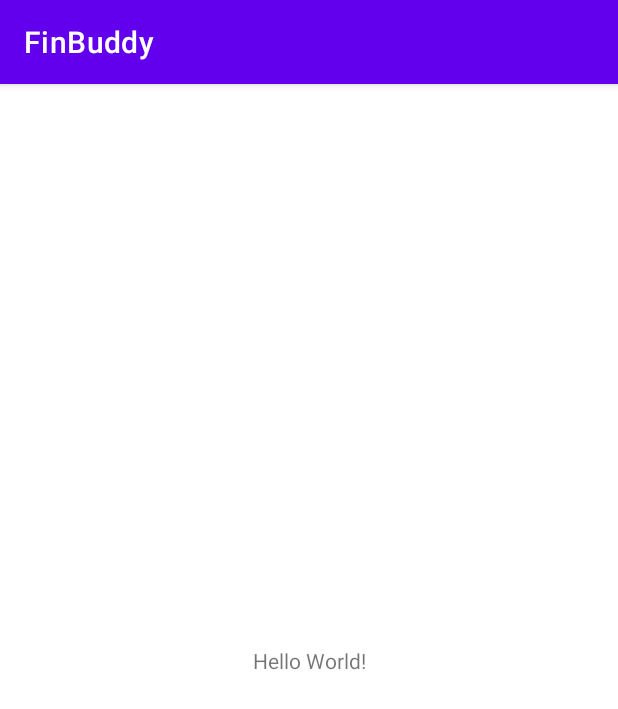
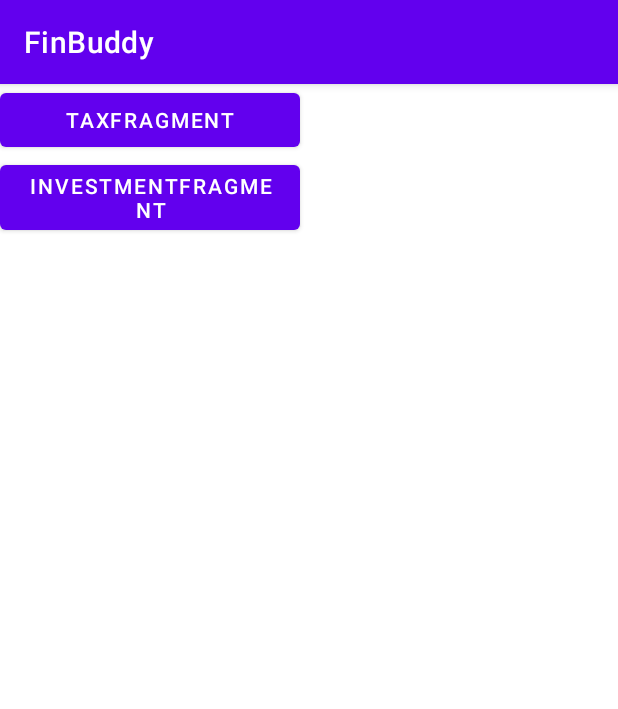
Before and after one commit to abhirishi0805/FinBuddy, an Android app: the screen it shows after launch (MainActivity), on a phone screen of 412 x 824 dp. Shown: the top 709 px of the screen. Run offline under Robolectric (Android 15) with nearby library versions, the phone set to English and light mode, and no system bars.

Commit message:
Created basic fragments

```diff
--- a/app/build.gradle
+++ b/app/build.gradle
@@ -33,6 +33,9 @@ dependencies {
     implementation 'androidx.appcompat:appcompat:1.4.1'
     implementation 'com.google.android.material:material:1.5.0'
     implementation 'androidx.constraintlayout:constraintlayout:2.1.3'
+    implementation 'androidx.cardview:cardview:1.0.0'
+    implementation 'androidx.gridlayout:gridlayout:1.0.0'
+    implementation 'com.github.bumptech.glide:glide:3.7.0'
     testImplementation 'junit:junit:4.+'
     androidTestImplementation 'androidx.test.ext:junit:1.1.3'
     androidTestImplementation 'androidx.test.espresso:espresso-core:3.4.0'
--- a/app/src/main/AndroidManifest.xml
+++ b/app/src/main/AndroidManifest.xml
@@ -9,7 +9,8 @@
         android:roundIcon="@mipmap/ic_launcher_round"
         android:supportsRtl="true"
         android:theme="@style/Theme.FinBuddy">
-        <activity android:name=".MainActivity">
+        <activity android:name=".Activity.SplashActivity"></activity>
+        <activity android:name=".Activity.MainActivity">
             <intent-filter>
                 <action android:name="android.intent.action.MAIN" />
 
--- a/app/src/main/java/com/example/finbuddy/MainActivity.java
+++ b/app/src/main/java/com/example/finbuddy/Activity/MainActivity.java
@@ -1,9 +1,12 @@
-package com.example.finbuddy;
+package com.example.finbuddy.Activity;
 
 import androidx.appcompat.app.AppCompatActivity;
 import androidx.appcompat.app.AppCompatDelegate;
 
 import android.os.Bundle;
+
+import com.example.finbuddy.Fragments.HomeScreen;
+import com.example.finbuddy.R;
 
 public class MainActivity extends AppCompatActivity {
 
@@ -12,5 +15,7 @@ public class MainActivity extends AppCompatActivity {
         super.onCreate(savedInstanceState);
         setContentView(R.layout.activity_main);
         AppCompatDelegate.setDefaultNightMode(AppCompatDelegate.MODE_NIGHT_NO);
+        getSupportFragmentManager().beginTransaction().replace(R.id.frame_container,
+                new HomeScreen()).commit();
     }
 }
--- /dev/null
+++ b/app/src/main/java/com/example/finbuddy/Fragments/HomeScreen.java
@@ -0,0 +1,20 @@
+package com.example.finbuddy.Fragments;
+
+import android.os.Bundle;
+import android.view.LayoutInflater;
+import android.view.View;
+import android.view.ViewGroup;
+
+import androidx.annotation.Nullable;
+import androidx.fragment.app.Fragment;
+
+import com.example.finbuddy.R;
+
+public class HomeScreen extends Fragment {
+    @Nullable
+    @Override
+    public View onCreateView(LayoutInflater inflater, @Nullable ViewGroup container, @Nullable Bundle savedInstanceState) {
+        View view = inflater.inflate(R.layout.fragment_home, container, false);
+        return view;
+    }
+}
--- a/app/src/main/res/layout/activity_main.xml
+++ b/app/src/main/res/layout/activity_main.xml
@@ -1,18 +1,12 @@
 <?xml version="1.0" encoding="utf-8"?>
-<androidx.constraintlayout.widget.ConstraintLayout xmlns:android="http://schemas.android.com/apk/res/android"
+<RelativeLayout xmlns:android="http://schemas.android.com/apk/res/android"
     xmlns:app="http://schemas.android.com/apk/res-auto"
     xmlns:tools="http://schemas.android.com/tools"
     android:layout_width="match_parent"
     android:layout_height="match_parent"
-    tools:context=".MainActivity">
-
-    <TextView
-        android:layout_width="wrap_content"
-        android:layout_height="wrap_content"
-        android:text="Hello World!"
-        app:layout_constraintBottom_toBottomOf="parent"
-        app:layout_constraintLeft_toLeftOf="parent"
-        app:layout_constraintRight_toRightOf="parent"
-        app:layout_constraintTop_toTopOf="parent" />
-
-</androidx.constraintlayout.widget.ConstraintLayout>
+    tools:context=".Activity.MainActivity">
+    <FrameLayout
+        android:layout_width="match_parent"
+        android:layout_height="match_parent"
+        android:id="@+id/frame_container"/>
+</RelativeLayout>
--- /dev/null
+++ b/app/src/main/res/layout/fragment_home.xml
@@ -0,0 +1,16 @@
+<?xml version="1.0" encoding="utf-8"?>
+<LinearLayout xmlns:android="http://schemas.android.com/apk/res/android"
+    android:layout_width="match_parent"
+    android:layout_height="match_parent"
+    android:orientation="vertical">
+<Button
+    android:layout_width="200dp"
+    android:layout_height="wrap_content"
+    android:text="TaxFragment"
+    android:id="@+id/tax_fragment"/>
+    <Button
+        android:layout_width="200dp"
+        android:layout_height="wrap_content"
+        android:text="InvestmentFragment"
+        android:id="@+id/investment_fragment"/>
+</LinearLayout>
--- /dev/null
+++ b/app/src/main/res/layout/fragment_investment.xml
@@ -0,0 +1,6 @@
+<?xml version="1.0" encoding="utf-8"?>
+<androidx.constraintlayout.widget.ConstraintLayout xmlns:android="http://schemas.android.com/apk/res/android"
+    android:layout_width="match_parent"
+    android:layout_height="match_parent">
+
+</androidx.constraintlayout.widget.ConstraintLayout>
--- /dev/null
+++ b/app/src/main/res/layout/fragment_tax.xml
@@ -0,0 +1,6 @@
+<?xml version="1.0" encoding="utf-8"?>
+<androidx.constraintlayout.widget.ConstraintLayout xmlns:android="http://schemas.android.com/apk/res/android"
+    android:layout_width="match_parent"
+    android:layout_height="match_parent">
+
+</androidx.constraintlayout.widget.ConstraintLayout>
```
Also changed, not shown: app/src/main/java/com/example/finbuddy/Activity/SplashActivity.java (added, +16 -0 lines), app/src/main/java/com/example/finbuddy/Fragments/InvestmentFragment.java (added, +20 -0 lines), app/src/main/java/com/example/finbuddy/Fragments/TaxFragment.java (added, +20 -0 lines), app/src/main/res/font/poppins_semibold.xml (added, +7 -0 lines), app/src/main/res/layout/activity_splash.xml (added, +9 -0 lines), app/src/main/res/layout/layout_new_toolbar.xml (added, +27 -0 lines).
